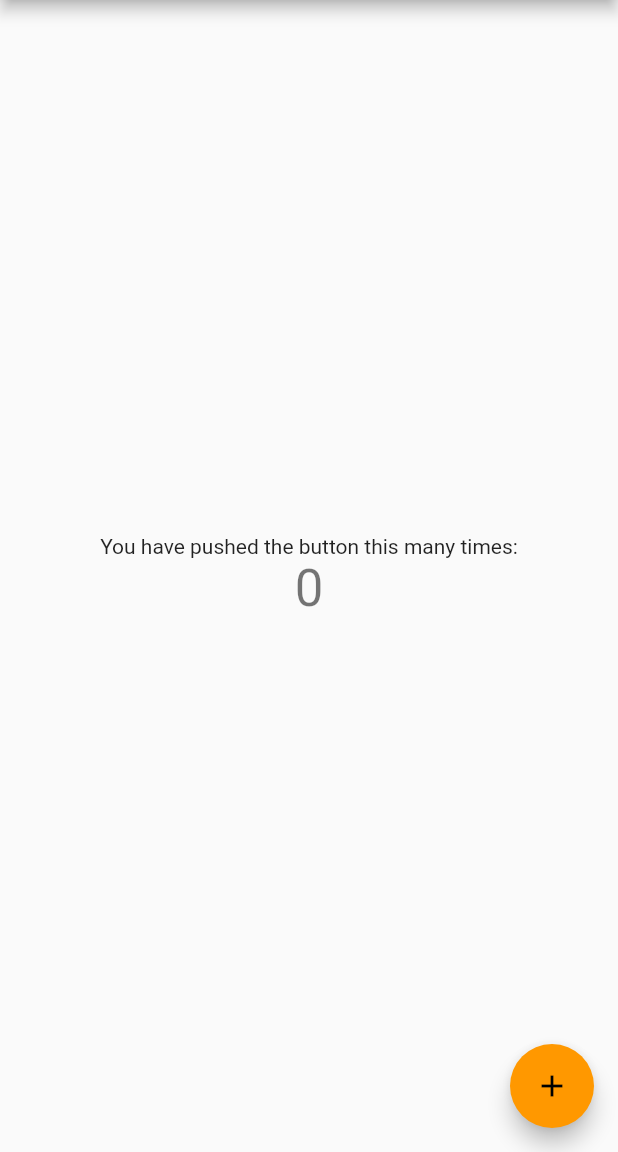
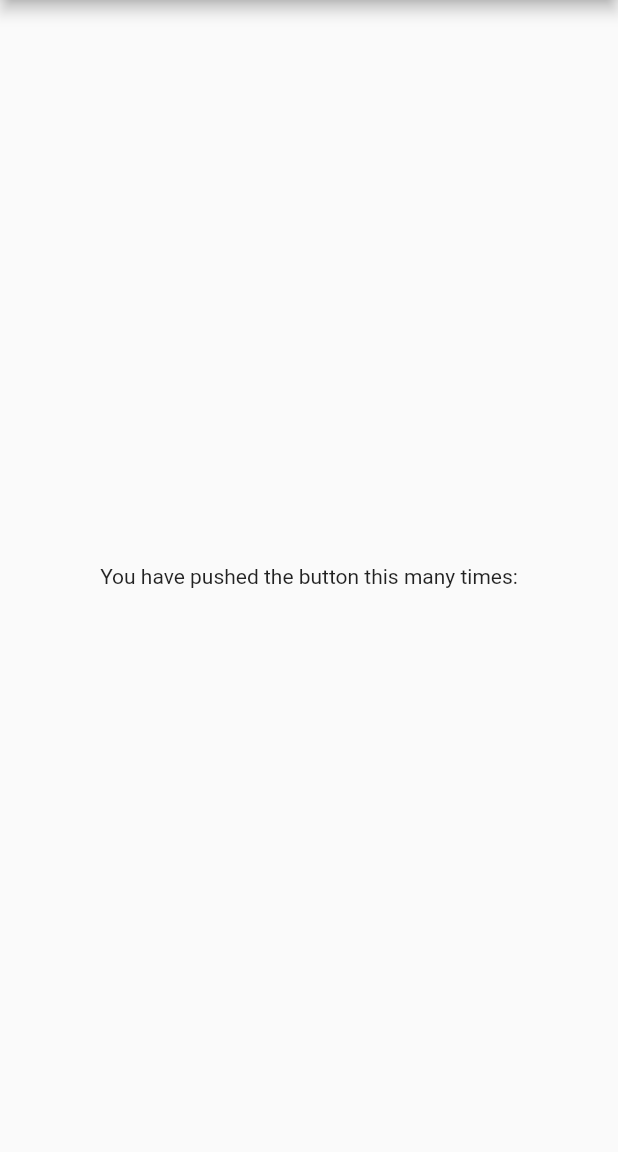
Before and after one commit to AudaciousAardvark/tick-tick-win, a Flutter app: the screen it shows after launch, on a phone screen of 412 x 824 dp, the part 84-1236 px from its top. Run offline on Flutter 3.47's test engine with Material 2 defaults, Android fonts, the phone set to English and light mode, and no system bars.

Commit message:
Get rid of boiler plate code

```diff
--- a/lib/main.dart
+++ b/lib/main.dart
@@ -6,105 +6,32 @@ class TickTickWinApp extends StatelessWidget {
   @override
   Widget build(BuildContext context) {
     return MaterialApp(
-      title: 'Flutter Demo',
+      title: 'Tick Tick Win',
       theme: ThemeData(
-        // This is the theme of your application.
-        //
-        // Try running your application with "flutter run". You'll see the
-        // application has a blue toolbar. Then, without quitting the app, try
-        // changing the primarySwatch below to Colors.green and then invoke
-        // "hot reload" (press "r" in the console where you ran "flutter run",
-        // or simply save your changes to "hot reload" in a Flutter IDE).
-        // Notice that the counter didn't reset back to zero; the application
-        // is not restarted.
         primarySwatch: Colors.orange,
       ),
-      home: MyHomePage(title: 'Tick Tick Win'),
+      home: GameIndexView(),
     );
   }
 }
 
-class MyHomePage extends StatefulWidget {
-  MyHomePage({Key key, this.title}) : super(key: key);
-
-  // This widget is the home page of your application. It is stateful, meaning
-  // that it has a State object (defined below) that contains fields that affect
-  // how it looks.
-
-  // This class is the configuration for the state. It holds the values (in this
-  // case the title) provided by the parent (in this case the App widget) and
-  // used by the build method of the State. Fields in a Widget subclass are
-  // always marked "final".
-
-  final String title;
-
-  @override
-  _MyHomePageState createState() => _MyHomePageState();
-}
-
-class _MyHomePageState extends State<MyHomePage> {
-  int _counter = 0;
-
-  void _incrementCounter() {
-    setState(() {
-      // This call to setState tells the Flutter framework that something has
-      // changed in this State, which causes it to rerun the build method below
-      // so that the display can reflect the updated values. If we changed
-      // _counter without calling setState(), then the build method would not be
-      // called again, and so nothing would appear to happen.
-      _counter++;
-    });
-  }
-
+class GameIndexView extends StatelessWidget {
   @override
   Widget build(BuildContext context) {
-    // This method is rerun every time setState is called, for instance as done
-    // by the _incrementCounter method above.
-    //
-    // The Flutter framework has been optimized to make rerunning build methods
-    // fast, so that you can just rebuild anything that needs updating rather
-    // than having to individually change instances of widgets.
     return Scaffold(
       appBar: AppBar(
-        // Here we take the value from the MyHomePage object that was created by
-        // the App.build method, and use it to set our appbar title.
-        title: Text(widget.title),
+        title: Text('Tick Tick Win'),
       ),
       body: Center(
-        // Center is a layout widget. It takes a single child and positions it
-        // in the middle of the parent.
         child: Column(
-          // Column is also a layout widget. It takes a list of children and
-          // arranges them vertically. By default, it sizes itself to fit its
-          // children horizontally, and tries to be as tall as its parent.
-          //
-          // Invoke "debug painting" (press "p" in the console, choose the
-          // "Toggle Debug Paint" action from the Flutter Inspector in Android
-          // Studio, or the "Toggle Debug Paint" command in Visual Studio Code)
-          // to see the wireframe for each widget.
-          //
-          // Column has various properties to control how it sizes itself and
-          // how it positions its children. Here we use mainAxisAlignment to
-          // center the children vertically; the main axis here is the vertical
-          // axis because Columns are vertical (the cross axis would be
-          // horizontal).
           mainAxisAlignment: MainAxisAlignment.center,
           children: <Widget>[
             Text(
               'You have pushed the button this many times:',
             ),
-            Text(
-              '$_counter',
-              style: Theme.of(context).textTheme.display1,
-            ),
           ],
         ),
       ),
-      floatingActionButton: FloatingActionButton(
-        onPressed: _incrementCounter,
-        tooltip: 'Increment',
-        child: Icon(Icons.add),
-      ), // This trailing comma makes auto-formatting nicer for build methods.
     );
   }
 }
```
